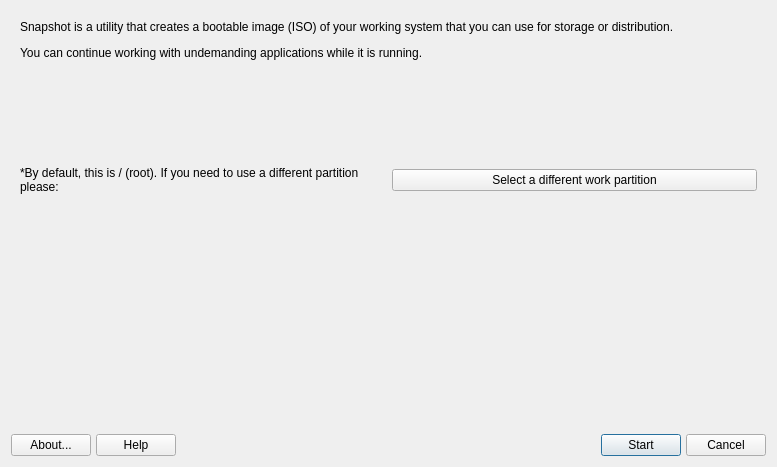
Before: the Qt Designer form mxsnapshot.ui in AdrianTM/mx-snapshot-old, drawn with Qt 5.
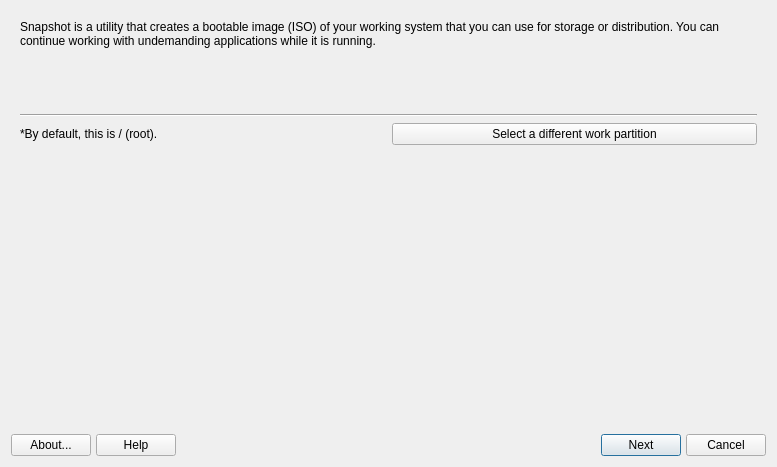
After: the same form once the commit is applied. The open tabs and pages were chosen to show the change. Icons and pictures are not drawn.

Patch:
```diff
--- a/mxsnapshot.ui
+++ b/mxsnapshot.ui
@@ -21,17 +21,34 @@
      </property>
      <widget class="QWidget" name="selectionPage">
       <layout class="QGridLayout" name="gridLayout_2">
-       <item row="4" column="0">
+       <item row="1" column="0" colspan="2">
+        <widget class="QLabel" name="labelCurrentSpace">
+         <property name="text">
+          <string/>
+         </property>
+         <property name="wordWrap">
+          <bool>true</bool>
+         </property>
+        </widget>
+       </item>
+       <item row="5" column="1">
+        <widget class="QPushButton" name="buttonSelectWork">
+         <property name="text">
+          <string>Select a different work partition</string>
+         </property>
+        </widget>
+       </item>
+       <item row="5" column="0">
         <widget class="QLabel" name="labelSelectDifferent">
          <property name="text">
-          <string>*By default, this is / (root). If you need to use a different partition please:</string>
+          <string>*By default, this is / (root).</string>
          </property>
          <property name="wordWrap">
           <bool>true</bool>
          </property>
         </widget>
        </item>
-       <item row="6" column="0">
+       <item row="7" column="0">
         <spacer name="verticalSpacer">
          <property name="orientation">
           <enum>Qt::Vertical</enum>
@@ -44,33 +61,6 @@
          </property>
         </spacer>
        </item>
-       <item row="0" column="0" colspan="2">
-        <widget class="QLabel" name="labelIntro">
-         <property name="text">
-          <string>&lt;html&gt;&lt;head/&gt;&lt;body&gt;&lt;p&gt;Snapshot is a utility that creates a bootable image (ISO) of your working system that you can use for storage or distribution.&lt;/p&gt;&lt;p&gt;You can continue working with undemanding applications while it is running.&lt;/p&gt;&lt;p&gt;&lt;br/&gt;&lt;/p&gt;&lt;/body&gt;&lt;/html&gt;</string>
-         </property>
-         <property name="wordWrap">
-          <bool>true</bool>
-         </property>
-        </widget>
-       </item>
-       <item row="4" column="1">
-        <widget class="QPushButton" name="buttonSelectWork">
-         <property name="text">
-          <string>Select a different work partition</string>
-         </property>
-        </widget>
-       </item>
-       <item row="1" column="0" colspan="2">
-        <widget class="QLabel" name="labelCurrentSpace">
-         <property name="text">
-          <string/>
-         </property>
-         <property name="wordWrap">
-          <bool>true</bool>
-         </property>
-        </widget>
-       </item>
        <item row="2" column="0" colspan="2">
         <widget class="QLabel" name="labelDiskSpace">
          <property name="text">
@@ -91,6 +81,29 @@
          </property>
         </widget>
        </item>
+       <item row="4" column="0" colspan="2">
+        <widget class="Line" name="line">
+         <property name="orientation">
+          <enum>Qt::Horizontal</enum>
+         </property>
+        </widget>
+       </item>
+       <item row="0" column="0" colspan="2">
+        <widget class="QLabel" name="labelIntro">
+         <property name="sizePolicy">
+          <sizepolicy hsizetype="Preferred" vsizetype="Preferred">
+           <horstretch>0</horstretch>
+           <verstretch>0</verstretch>
+          </sizepolicy>
+         </property>
+         <property name="text">
+          <string>&lt;html&gt;&lt;head/&gt;&lt;body&gt;&lt;p&gt;Snapshot is a utility that creates a bootable image (ISO) of your working system that you can use for storage or distribution. You can continue working with undemanding applications while it is running.&lt;/p&gt;&lt;/body&gt;&lt;/html&gt;</string>
+         </property>
+         <property name="wordWrap">
+          <bool>true</bool>
+         </property>
+        </widget>
+       </item>
       </layout>
      </widget>
      <widget class="QWidget" name="outputPage">
@@ -190,7 +203,7 @@
         <string>Start scanning for shares</string>
        </property>
        <property name="text">
-        <string>Start</string>
+        <string>Next</string>
        </property>
        <property name="icon">
         <iconset>
```
Left out of the diff: 13 changed lines with no effect on the pictures.
